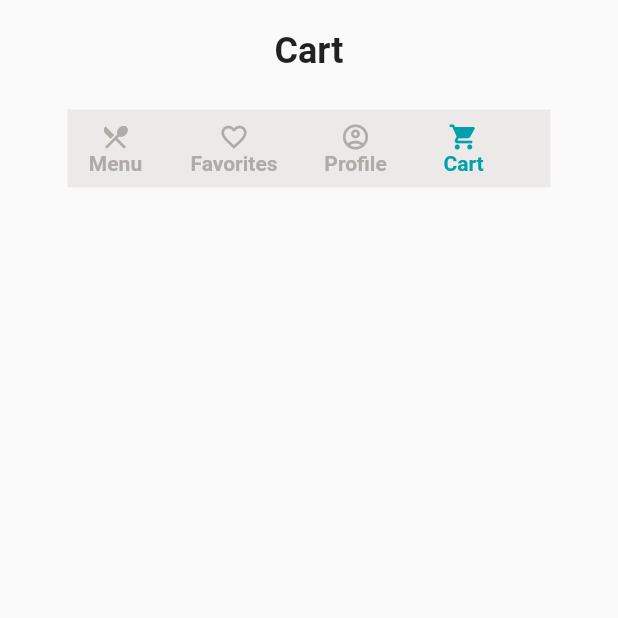
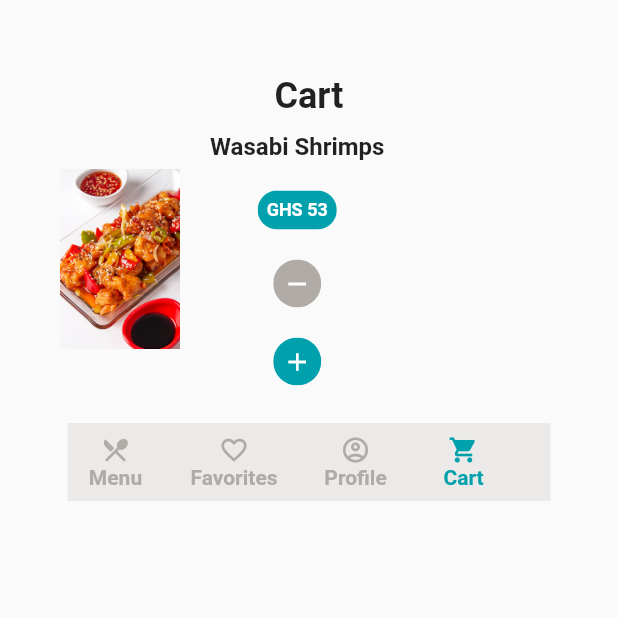
Before and after one commit to rich5k/fastfud_app, a Flutter app: the CartPage screen opened directly, on a phone screen of 412 x 824 dp, the top half of it. Run offline on Flutter 3.47's test engine with Material 2 defaults, Android fonts, the phone set to English and light mode, and no system bars.

Commit message:
added wasabi shimps card to cart page

```diff
--- a/lib/cart.dart
+++ b/lib/cart.dart
@@ -12,6 +12,7 @@ class CartPage extends StatelessWidget{
           padding: EdgeInsets.all(20.0),
         child: Column(
           children: [
+            SizedBox(height: 30.0),
             Container(
               child: Text(
                 'Cart',
@@ -21,7 +22,84 @@ class CartPage extends StatelessWidget{
                 ),
               ),
             ),
+            SizedBox(height: 10.0,),
+            ClipRRect(
+              borderRadius: BorderRadius.circular(40.0),
+              child: Row(
+                children: [
+                  Container(
+                    // margin: EdgeInsets.only(left:20.0),
+                    child: Image.asset(
+                      'images/menupic3.jpg',
+                      height:120,
+                      width:120,
+                    ),
+                  ),
+                  Container(
+                    child: Column(
+                      children: [
+                        Text(
+                          'Wasabi Shrimps',
+                          textAlign: TextAlign.left,
+                          style: const TextStyle(
+                              fontWeight: FontWeight.bold,
+                              fontSize: 16),
+                        ),
+                        SizedBox(height: 20.0,),
+                        ClipRRect(
+                          borderRadius: BorderRadius.circular(30.0),
+                          child: Container(
+                            color: Color.fromRGBO(0, 160, 173, 1.0),
+                            child: Padding(
+                              padding: const EdgeInsets.all(6.0),
+                              child: Text(
+                                'GHS 53',
+                                style: const TextStyle(
+                                    color: Colors.white,
+                                    fontWeight: FontWeight.bold,
+                                    fontSize: 12),
+                              ),
+                            ),
+                          ),
+                        ),
+                        SizedBox(height: 20.0,),
+                        ClipRRect(
+                          borderRadius: BorderRadius.circular(30.0),
+                          child: Container(
+                            color: Color.fromRGBO(176, 171, 166, 1.0),
+                            child: Padding(
+                              padding: const EdgeInsets.all(6.0),
+                              child: Icon(
+                                Icons.remove,
+                                color: Colors.white,
+                                size: 20.0,
+                              ),
+                            ),
+                          ),
+                        ),
+                        SizedBox(height: 20.0,),
+                        ClipRRect(
+                          borderRadius: BorderRadius.circular(30.0),
+                          child: Container(
+                            color: Color.fromRGBO(0, 160, 173, 1.0),
+                            child: Padding(
+                              padding: const EdgeInsets.all(6.0),
+                              child: Icon(
+                                Icons.add,
+                                color: Colors.white,
+                                size: 20.0,
+                              ),
+                            ),
+                          ),
+                        )
+                      ],
+                    ),
+                  )
 
+
+                ],
+              ),
+            ),
             Padding(
               padding: const EdgeInsets.all(10.0),
               child: ClipRRect(
```
